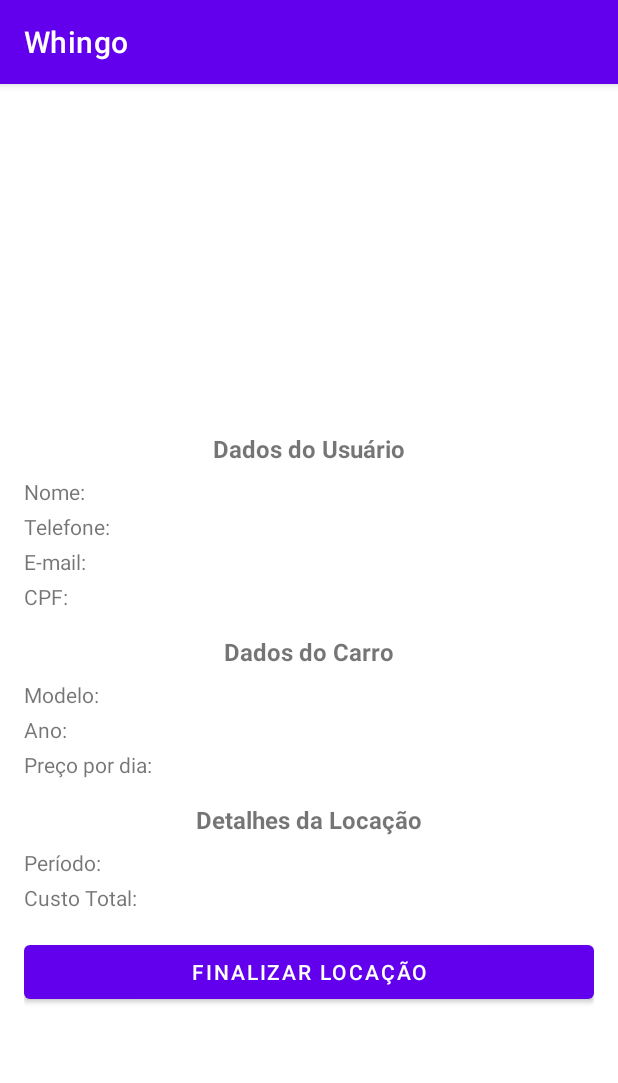
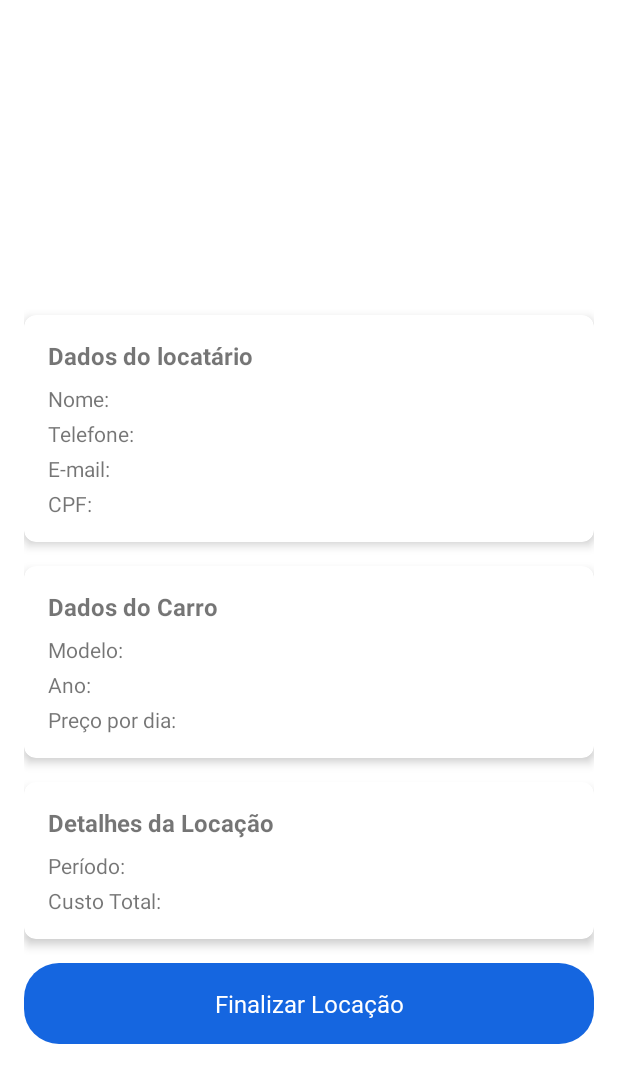
Before and after one commit to Dupas1/Whingo, an Android app: the FinishRentActivity screen opened directly, with no data from a screen before it, on a phone screen of 412 x 824 dp. Shown: the top 1083 px of the screen. Run offline under Robolectric (Android 15) with nearby library versions, the phone set to English and light mode, and no system bars; our stand-ins replace Firebase (no records; nobody signed in at launch, a user with empty details on screens opened directly), Picasso; 1 statement that could not run was skipped.

Commit message:
ITS OVER

```diff
--- a/app/src/main/java/com/example/whingo/FinishRentActivity.kt
+++ b/app/src/main/java/com/example/whingo/FinishRentActivity.kt
@@ -4,21 +4,29 @@ import android.content.Context
 import android.content.SharedPreferences
 import android.os.Bundle
 import android.util.Log
+import android.view.Window
+import android.view.WindowManager
 import android.widget.Toast
 import androidx.appcompat.app.AppCompatActivity
 import com.example.whingo.databinding.ActivityFinishRentBinding
-import com.google.firebase.database.*
 import com.google.firebase.firestore.FirebaseFirestore
 import com.squareup.picasso.Picasso
-import java.util.Calendar
+import android.content.Intent
 
 class FinishRentActivity : AppCompatActivity() {
 
     private lateinit var binding: ActivityFinishRentBinding
-    private lateinit var databaseReference: DatabaseReference
     private val firestore = FirebaseFirestore.getInstance()
 
     override fun onCreate(savedInstanceState: Bundle?) {
+        // Configuração para tela cheia e sem barra de título
+        requestWindowFeature(Window.FEATURE_NO_TITLE)
+        this.window.setFlags(
+            WindowManager.LayoutParams.FLAG_FULLSCREEN,
+            WindowManager.LayoutParams.FLAG_FULLSCREEN
+        )
+        supportActionBar?.hide()
+
         super.onCreate(savedInstanceState)
         binding = ActivityFinishRentBinding.inflate(layoutInflater)
         setContentView(binding.root)
@@ -42,6 +50,13 @@ class FinishRentActivity : AppCompatActivity() {
         // Atualizar os TextView com as informações recuperadas
         binding.tvRentalPeriod.text = "Período: $rentalDays dias"
         binding.tvTotalCost.text = "Custo Total: R$ %.2f".format(totalCost)
+
+        // Configurar o botão para finalizar o aluguel e retornar à HomeActivity
+        binding.btnFinishRent.setOnClickListener {
+            val intent = Intent(this, HomeActivity::class.java)
+            startActivity(intent)
+            finish() // Finaliza a FinishRentActivity
+        }
     }
 
     private fun fetchCarData(carDocumentId: String) {
@@ -83,7 +98,6 @@ class FinishRentActivity : AppCompatActivity() {
 
     private fun fetchOwnerData(userId: String) {
         // Referência à coleção "pessoas" no Firestore
-        val firestore = FirebaseFirestore.getInstance()
         val documentRef = firestore.collection("pessoas").document(userId)
 
         // Buscar o documento diretamente pelo ID
@@ -127,13 +141,11 @@ class FinishRentActivity : AppCompatActivity() {
         val sharedPreferences: SharedPreferences =
             context.getSharedPreferences("CarPreferences", Context.MODE_PRIVATE)
         return sharedPreferences.getInt("RENTAL_DAYS", 0)
-
     }
 
     private fun getTotalCost(context: Context): Float {
         val sharedPreferences: SharedPreferences =
             context.getSharedPreferences("CarPreferences", Context.MODE_PRIVATE)
         return sharedPreferences.getFloat("TOTAL_COST", 0.0f)
-
     }
 }
--- a/app/src/main/java/com/example/whingo/PerfilActivity.kt
+++ b/app/src/main/java/com/example/whingo/PerfilActivity.kt
@@ -56,8 +56,6 @@ class PerfilActivity : AppCompatActivity() {
                     } else {
                         binding.ivUserPhoto.setImageResource(android.R.drawable.ic_menu_camera)
                     }
-                } else {
-                    Toast.makeText(this@PerfilActivity, "Usuário não encontrado!", Toast.LENGTH_SHORT).show()
                 }
             }
 
--- a/app/src/main/res/drawable/blue_bttnlayout.xml
+++ b/app/src/main/res/drawable/blue_bttnlayout.xml
@@ -2,7 +2,7 @@
 <selector xmlns:android="http://schemas.android.com/apk/res/android">
     <item>
         <shape android:shape="rectangle">
-            <solid android:color="@color/light_Blue"/>
+            <solid android:color="@color/dark_Blue"/>
             <corners android:radius="50dp"/>
         </shape>
     </item>
--- a/app/src/main/res/drawable/grey_bg_corner.xml
+++ b/app/src/main/res/drawable/grey_bg_corner.xml
@@ -3,7 +3,7 @@
     <item>
         <shape android:shape="rectangle">
             <corners android:radius="50dp"/>
-            <solid android:color="@color/grey"/>
+            <solid android:color="@color/light_Blue"/>
         </shape>
     </item>
 </selector>
--- a/app/src/main/res/layout/activity_finish_rent.xml
+++ b/app/src/main/res/layout/activity_finish_rent.xml
@@ -12,26 +12,40 @@
     <!-- Foto do Carro -->
     <ImageView
         android:id="@+id/ivCarPhoto"
+        android:layout_width="326dp"
+        android:layout_height="178dp"
+        android:contentDescription="Foto do carro"
+        android:scaleType="centerCrop"
+        app:layout_constraintEnd_toEndOf="parent"
+        app:layout_constraintStart_toStartOf="parent"
+        app:layout_constraintTop_toTopOf="parent" />
+
+    <!-- CardView para Dados do Usuário -->
+    <androidx.cardview.widget.CardView
+        android:id="@+id/cardUserInfo"
         android:layout_width="0dp"
-        android:layout_height="200dp"
-        android:scaleType="centerCrop"
-        android:contentDescription="Foto do carro"
-        app:layout_constraintTop_toTopOf="parent"
+        android:layout_height="wrap_content"
+        app:cardElevation="4dp"
+        app:cardCornerRadius="8dp"
+        app:layout_constraintTop_toBottomOf="@id/ivCarPhoto"
         app:layout_constraintStart_toStartOf="parent"
-        app:layout_constraintEnd_toEndOf="parent" />
+        app:layout_constraintEnd_toEndOf="parent"
+        android:layout_marginTop="16dp">
+
+        <LinearLayout
+            android:layout_width="match_parent"
+            android:layout_height="wrap_content"
+            android:orientation="vertical"
+            android:padding="16dp">
 
             <!-- Título: Dados do Usuário -->
             <TextView
                 android:id="@+id/tvUserInfoTitle"
                 android:layout_width="wrap_content"
                 android:layout_height="wrap_content"
-        android:text="Dados do Usuário"
+                android:text="Dados do locatário"
                 android:textStyle="bold"
-        android:textSize="16sp"
-        app:layout_constraintTop_toBottomOf="@id/ivCarPhoto"
-        app:layout_constraintStart_toStartOf="parent"
-        app:layout_constraintEnd_toEndOf="parent"
-        android:layout_marginTop="16dp" />
+                android:textSize="16sp" />
 
             <!-- Nome do Usuário -->
             <TextView
@@ -39,8 +53,6 @@
                 android:layout_width="wrap_content"
                 android:layout_height="wrap_content"
                 android:text="Nome: "
-        app:layout_constraintTop_toBottomOf="@id/tvUserInfoTitle"
-        app:layout_constraintStart_toStartOf="parent"
                 android:layout_marginTop="8dp" />
 
             <!-- Telefone do Usuário -->
@@ -49,8 +61,6 @@
                 android:layout_width="wrap_content"
                 android:layout_height="wrap_content"
                 android:text="Telefone: "
-        app:layout_constraintTop_toBottomOf="@id/tvUserName"
-        app:layout_constraintStart_toStartOf="parent"
                 android:layout_marginTop="4dp" />
 
             <!-- E-mail do Usuário -->
@@ -59,8 +69,6 @@
                 android:layout_width="wrap_content"
                 android:layout_height="wrap_content"
                 android:text="E-mail: "
-        app:layout_constraintTop_toBottomOf="@id/tvUserPhone"
-        app:layout_constraintStart_toStartOf="parent"
                 android:layout_marginTop="4dp" />
 
             <!-- CPF do Usuário -->
@@ -69,9 +77,27 @@
                 android:layout_width="wrap_content"
                 android:layout_height="wrap_content"
                 android:text="CPF: "
-        app:layout_constraintTop_toBottomOf="@id/tvUserEmail"
+                android:layout_marginTop="4dp" />
+        </LinearLayout>
+    </androidx.cardview.widget.CardView>
+
+    <!-- CardView para Dados do Carro -->
+    <androidx.cardview.widget.CardView
+        android:id="@+id/cardCarInfo"
+        android:layout_width="0dp"
+        android:layout_height="wrap_content"
+        app:cardElevation="4dp"
+        app:cardCornerRadius="8dp"
+        app:layout_constraintTop_toBottomOf="@id/cardUserInfo"
         app:layout_constraintStart_toStartOf="parent"
-        android:layout_marginTop="4dp" />
+        app:layout_constraintEnd_toEndOf="parent"
+        android:layout_marginTop="16dp">
+
+        <LinearLayout
+            android:layout_width="match_parent"
+            android:layout_height="wrap_content"
+            android:orientation="vertical"
+            android:padding="16dp">
 
             <!-- Título: Dados do Carro -->
             <TextView
@@ -80,11 +106,7 @@
                 android:layout_height="wrap_content"
                 android:text="Dados do Carro"
                 android:textStyle="bold"
-        android:textSize="16sp"
-        app:layout_constraintTop_toBottomOf="@id/tvUserCpf"
-        app:layout_constraintStart_toStartOf="parent"
-        app:layout_constraintEnd_toEndOf="parent"
-        android:layout_marginTop="16dp" />
+                android:textSize="16sp" />
 
             <!-- Modelo do Carro -->
             <TextView
@@ -92,8 +114,6 @@
                 android:layout_width="wrap_content"
                 android:layout_height="wrap_content"
                 android:text="Modelo: "
-        app:layout_constraintTop_toBottomOf="@id/tvCarInfoTitle"
-        app:layout_constraintStart_toStartOf="parent"
                 android:layout_marginTop="8dp" />
 
             <!-- Ano do Carro -->
@@ -102,8 +122,6 @@
                 android:layout_width="wrap_content"
                 android:layout_height="wrap_content"
                 android:text="Ano: "
-        app:layout_constraintTop_toBottomOf="@id/tvCarModel"
-        app:layout_constraintStart_toStartOf="parent"
                 android:layout_marginTop="4dp" />
 
             <!-- Preço por dia -->
@@ -112,9 +130,27 @@
                 android:layout_width="wrap_content"
                 android:layout_height="wrap_content"
                 android:text="Preço por dia: "
-        app:layout_constraintTop_toBottomOf="@id/tvCarYear"
+                android:layout_marginTop="4dp" />
+        </LinearLayout>
+    </androidx.cardview.widget.CardView>
+
+    <!-- CardView para Detalhes da Locação -->
+    <androidx.cardview.widget.CardView
+        android:id="@+id/cardRentalDetails"
+        android:layout_width="0dp"
+        android:layout_height="wrap_content"
+        app:cardElevation="4dp"
+        app:cardCornerRadius="8dp"
+        app:layout_constraintTop_toBottomOf="@id/cardCarInfo"
         app:layout_constraintStart_toStartOf="parent"
-        android:layout_marginTop="4dp" />
+        app:layout_constraintEnd_toEndOf="parent"
+        android:layout_marginTop="16dp">
+
+        <LinearLayout
+            android:layout_width="match_parent"
+            android:layout_height="wrap_content"
+            android:orientation="vertical"
+            android:padding="16dp">
 
             <!-- Título: Detalhes da Locação -->
             <TextView
@@ -123,11 +159,7 @@
                 android:layout_height="wrap_content"
                 android:text="Detalhes da Locação"
                 android:textStyle="bold"
-        android:textSize="16sp"
-        app:layout_constraintTop_toBottomOf="@id/tvCarPrice"
-        app:layout_constraintStart_toStartOf="parent"
-        app:layout_constraintEnd_toEndOf="parent"
-        android:layout_marginTop="16dp" />
+                android:textSize="16sp" />
 
             <!-- Período da Locação -->
             <TextView
@@ -135,8 +167,6 @@
                 android:layout_width="wrap_content"
                 android:layout_height="wrap_content"
                 android:text="Período: "
-        app:layout_constraintTop_toBottomOf="@id/tvRentalDetailsTitle"
-        app:layout_constraintStart_toStartOf="parent"
                 android:layout_marginTop="8dp" />
 
             <!-- Custo Total -->
@@ -145,19 +175,25 @@
                 android:layout_width="wrap_content"
                 android:layout_height="wrap_content"
                 android:text="Custo Total: "
-        app:layout_constraintTop_toBottomOf="@id/tvRentalPeriod"
-        app:layout_constraintStart_toStartOf="parent"
                 android:layout_marginTop="4dp" />
+        </LinearLayout>
+    </androidx.cardview.widget.CardView>
 
     <!-- Botão de Finalizar Locação -->
-    <Button
+    <TextView
         android:id="@+id/btnFinishRent"
         android:layout_width="match_parent"
         android:layout_height="wrap_content"
         android:text="Finalizar Locação"
-        app:layout_constraintTop_toBottomOf="@id/tvTotalCost"
+        android:background="@drawable/blue_fill__rounded_color"
+        android:textColor="#ffffff"
+        android:gravity="center"
+        android:fontFamily="@font/poppins_medium"
+        android:paddingTop="16dp"
+        android:paddingBottom="16dp"
+        android:textSize="16sp"
+        app:layout_constraintTop_toBottomOf="@id/cardRentalDetails"
         app:layout_constraintStart_toStartOf="parent"
         app:layout_constraintEnd_toEndOf="parent"
         android:layout_marginTop="16dp" />
-
 </androidx.constraintlayout.widget.ConstraintLayout>
--- a/app/src/main/res/layout/activity_perfil.xml
+++ b/app/src/main/res/layout/activity_perfil.xml
@@ -63,7 +63,7 @@
                         android:layout_width="wrap_content"
                         android:layout_height="wrap_content"
                         android:layout_marginTop="8dp"
-                        android:text="Gabriel Dupas"
+                        android:text="Felipe Dupas"
                         android:textColor="@color/black"
                         android:textSize="22sp"
                         android:textStyle="bold"
@@ -76,7 +76,7 @@
                         android:layout_width="wrap_content"
                         android:layout_height="wrap_content"
                         android:layout_marginTop="56dp"
-                        android:text="Telefone:(XX XXXXX-XXXX)"
+                        android:text="Telefone:(19) 99280-5601)"
                         android:textColor="@color/black"
                         android:textSize="22sp"
                         android:textStyle="bold"
@@ -119,7 +119,7 @@
                                 android:layout_width="wrap_content"
                                 android:layout_height="wrap_content"
                                 android:layout_marginStart="8dp"
-                                android:text="xxx"
+                                android:text="Sim"
                                 android:textColor="@color/black"
                                 android:textSize="20sp"
                                 android:textStyle="bold" />
```
Also changed, not shown: app/src/main/java/com/example/whingo/CarDetailActivity.kt (+10 -0 lines), app/src/main/java/com/example/whingo/SelectCardActivity.kt (+7 -0 lines), app/src/main/res/layout/activity_car_detail.xml (+98 -37 lines), app/src/main/res/layout/activity_register_card.xml (+9 -14 lines). Lines whose indentation alone changed are shown as unchanged.
